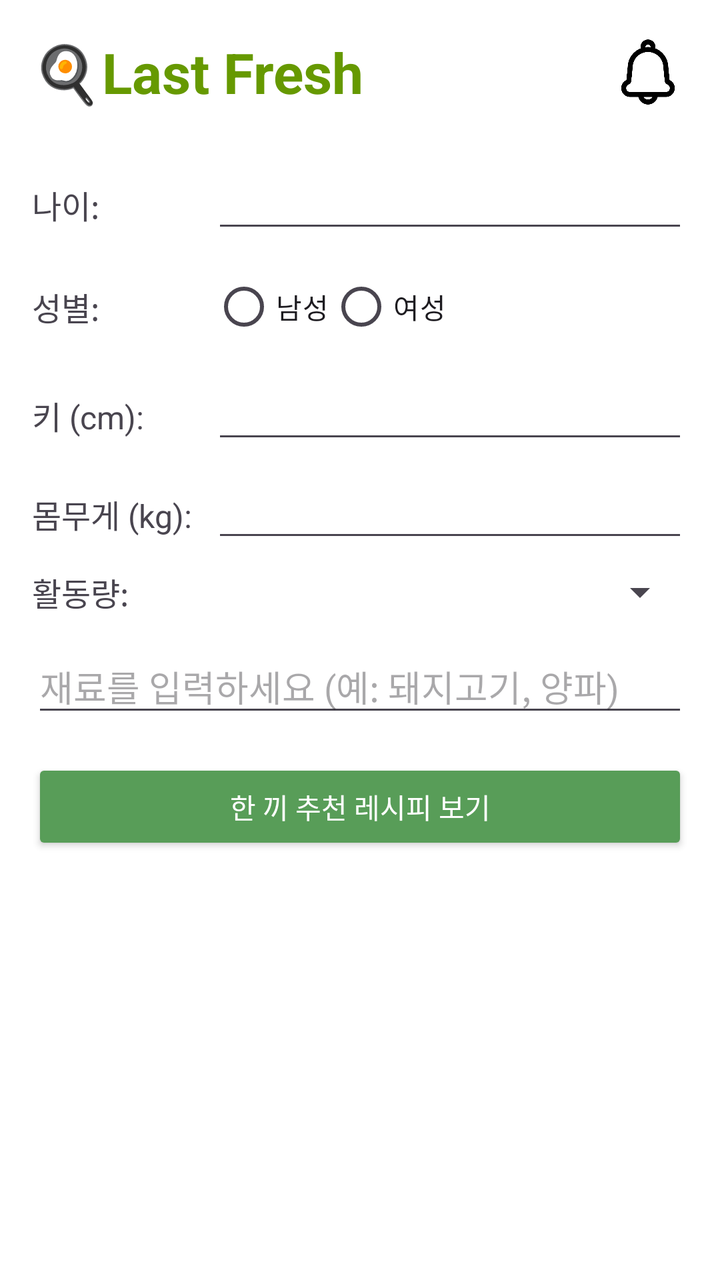
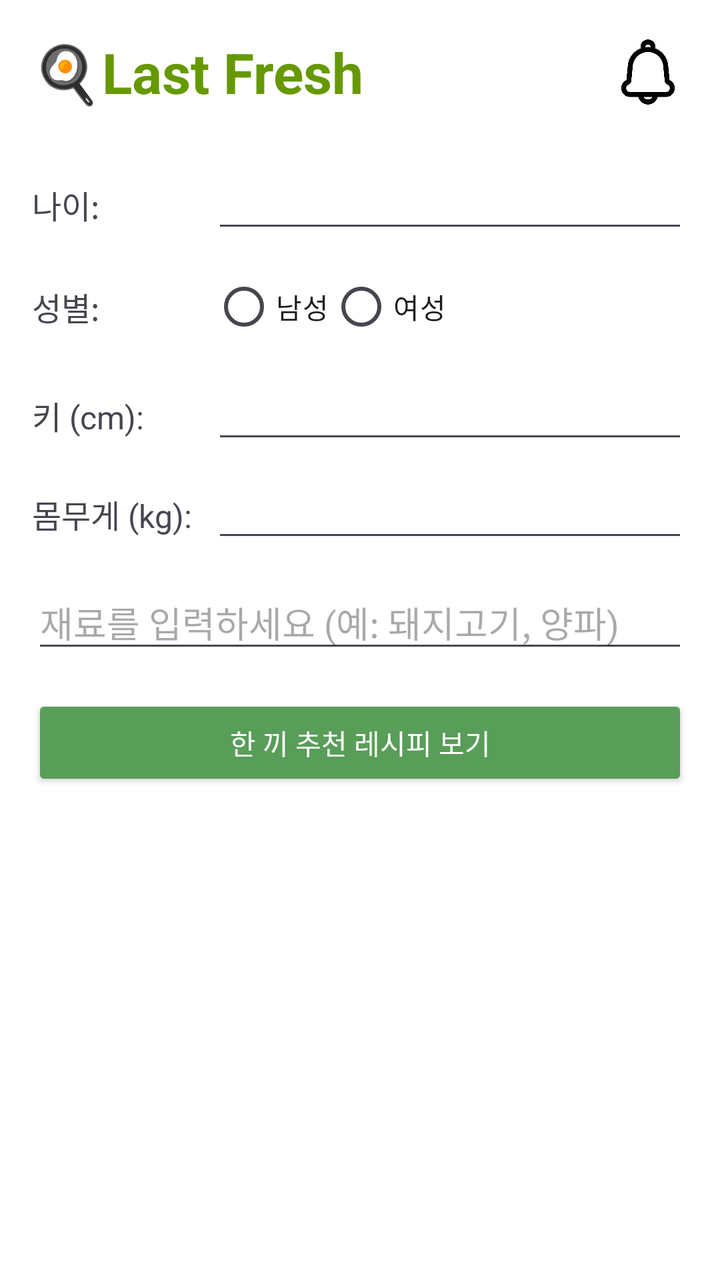

Two renders of the same Android screen: before a commit and after it. Below are the layout's source before the change and the commit's diff.
<!-- AndroidManifest.xml: application theme Theme.Recipe_rcm -->
<!-- res/layout/home.xml -->
<?xml version="1.0" encoding="utf-8"?>
<androidx.core.widget.NestedScrollView
    xmlns:android="http://schemas.android.com/apk/res/android"
    xmlns:app="http://schemas.android.com/apk/res-auto"
    xmlns:tools="http://schemas.android.com/tools"
    android:layout_width="match_parent"
    android:layout_height="match_parent"
    android:fillViewport="true"
    tools:context=".RecipeAPI.Home">

    <LinearLayout
        android:layout_width="match_parent"
        android:layout_height="wrap_content"
        android:orientation="vertical"
        android:padding="16dp"
        android:background="#FFFFFF">

        
        <LinearLayout
            android:layout_width="match_parent"
            android:layout_height="wrap_content"
            android:orientation="horizontal"
            android:gravity="center_vertical"
            android:paddingBottom="16dp">

            <TextView
                android:id="@+id/textView2"
                android:layout_width="0dp"
                android:layout_height="wrap_content"
                android:layout_weight="1"
                android:text="🍳Last Fresh"
                android:textColor="@android:color/holo_green_dark"
                android:textSize="28sp"
                android:textStyle="bold" />

            <ImageView
                android:id="@+id/alram"
                android:layout_width="40dp"
                android:layout_height="40dp"
                android:contentDescription="알람"
                android:src="@drawable/alram" />
        </LinearLayout>

        
        <LinearLayout
            android:layout_width="match_parent"
            android:layout_height="wrap_content"
            android:orientation="horizontal"
            android:layout_marginTop="8dp">

            <TextView
                android:layout_width="90dp"
                android:layout_height="wrap_content"
                android:text="나이:"
                android:textSize="16sp"
                android:gravity="center_vertical" />

            <EditText
                android:id="@+id/ageInput"
                android:layout_width="0dp"
                android:layout_height="wrap_content"
                android:layout_weight="1"
                android:inputType="number" />
        </LinearLayout>

        
        <LinearLayout
            android:layout_width="match_parent"
            android:layout_height="wrap_content"
            android:orientation="horizontal"
            android:layout_marginTop="8dp"
            android:gravity="center_vertical">

            <TextView
                android:layout_width="90dp"
                android:layout_height="wrap_content"
                android:text="성별:"
                android:textSize="16sp" />

            <RadioGroup
                android:id="@+id/genderGroup"
                android:layout_width="0dp"
                android:layout_height="wrap_content"
                android:layout_weight="1"
                android:orientation="horizontal">

                <RadioButton
                    android:id="@+id/radioMale"
                    android:layout_width="wrap_content"
                    android:layout_height="wrap_content"
                    android:text="남성" />

                <RadioButton
                    android:id="@+id/radioFemale"
                    android:layout_width="wrap_content"
                    android:layout_height="wrap_content"
                    android:text="여성" />
            </RadioGroup>
        </LinearLayout>

        
        <LinearLayout
            android:layout_width="match_parent"
            android:layout_height="wrap_content"
            android:orientation="horizontal"
            android:layout_marginTop="8dp">

            <TextView
                android:layout_width="90dp"
                android:layout_height="wrap_content"
                android:text="키 (cm):"
                android:textSize="16sp"
                android:gravity="center_vertical" />

            <EditText
                android:id="@+id/heightInput"
                android:layout_width="0dp"
                android:layout_height="wrap_content"
                android:layout_weight="1"
                android:inputType="numberDecimal" />
        </LinearLayout>

        
        <LinearLayout
            android:layout_width="match_parent"
            android:layout_height="wrap_content"
            android:orientation="horizontal"
            android:layout_marginTop="8dp">

            <TextView
                android:layout_width="90dp"
                android:layout_height="wrap_content"
                android:text="몸무게 (kg):"
                android:textSize="16sp"
                android:gravity="center_vertical" />

            <EditText
                android:id="@+id/weightInput"
                android:layout_width="0dp"
                android:layout_height="wrap_content"
                android:layout_weight="1"
                android:inputType="numberDecimal" />
        </LinearLayout>

        
        <LinearLayout
            android:layout_width="match_parent"
            android:layout_height="wrap_content"
            android:orientation="horizontal"
            android:layout_marginTop="8dp"
            android:gravity="center_vertical">

            <TextView
                android:layout_width="90dp"
                android:layout_height="wrap_content"
                android:text="활동량:"
                android:textSize="16sp" />

            <Spinner
                android:id="@+id/activityLevelSpinner"
                android:layout_width="0dp"
                android:layout_height="wrap_content"
                android:layout_weight="1" />
        </LinearLayout>

        
        <EditText
            android:id="@+id/ingredientsEditText"
            android:layout_width="match_parent"
            android:layout_height="wrap_content"
            android:layout_marginTop="12dp"
            android:hint="재료를 입력하세요 (예: 돼지고기, 양파)"
            android:inputType="text" />

        
        <Button
            android:id="@+id/recommendButton"
            android:layout_width="match_parent"
            android:layout_height="wrap_content"
            android:text="한 끼 추천 레시피 보기"
            android:backgroundTint="#589D58"
            android:textColor="#FFFFFF"
            android:layout_marginTop="16dp" />

        
        <androidx.recyclerview.widget.RecyclerView
            android:id="@+id/recipeRecyclerView"
            android:layout_width="match_parent"
            android:layout_height="wrap_content"
            android:nestedScrollingEnabled="false"
            android:layout_marginTop="16dp"
            android:orientation="horizontal" />  




    </LinearLayout>
</androidx.core.widget.NestedScrollView>
<!-- resources referenced by this layout -->
<resources>
  <!-- drawable alram: png bitmap (drawable, 10091 bytes) -->
  <style name="Theme.Recipe_rcm" parent="Base.Theme.Recipe_rcm" />
  <style name="Base.Theme.Recipe_rcm" parent="Theme.Material3.DayNight.NoActionBar">
          
          
      </style>
</resources>

<!-- the commit's change to res/layout/home.xml (unified diff, before → after) -->
@@ -143,27 +143,6 @@
         </LinearLayout>
 
         
-        <LinearLayout
-            android:layout_width="match_parent"
-            android:layout_height="wrap_content"
-            android:orientation="horizontal"
-            android:layout_marginTop="8dp"
-            android:gravity="center_vertical">
-
-            <TextView
-                android:layout_width="90dp"
-                android:layout_height="wrap_content"
-                android:text="활동량:"
-                android:textSize="16sp" />
-
-            <Spinner
-                android:id="@+id/activityLevelSpinner"
-                android:layout_width="0dp"
-                android:layout_height="wrap_content"
-                android:layout_weight="1" />
-        </LinearLayout>
-
-        
         <EditText
             android:id="@+id/ingredientsEditText"
             android:layout_width="match_parent"
